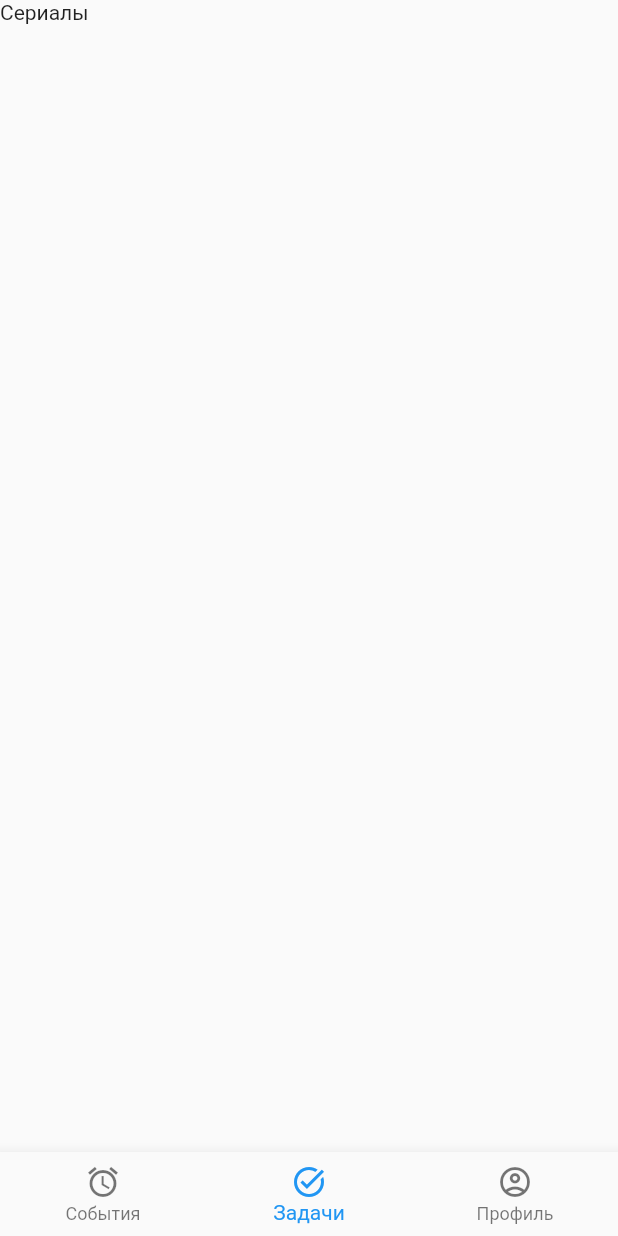
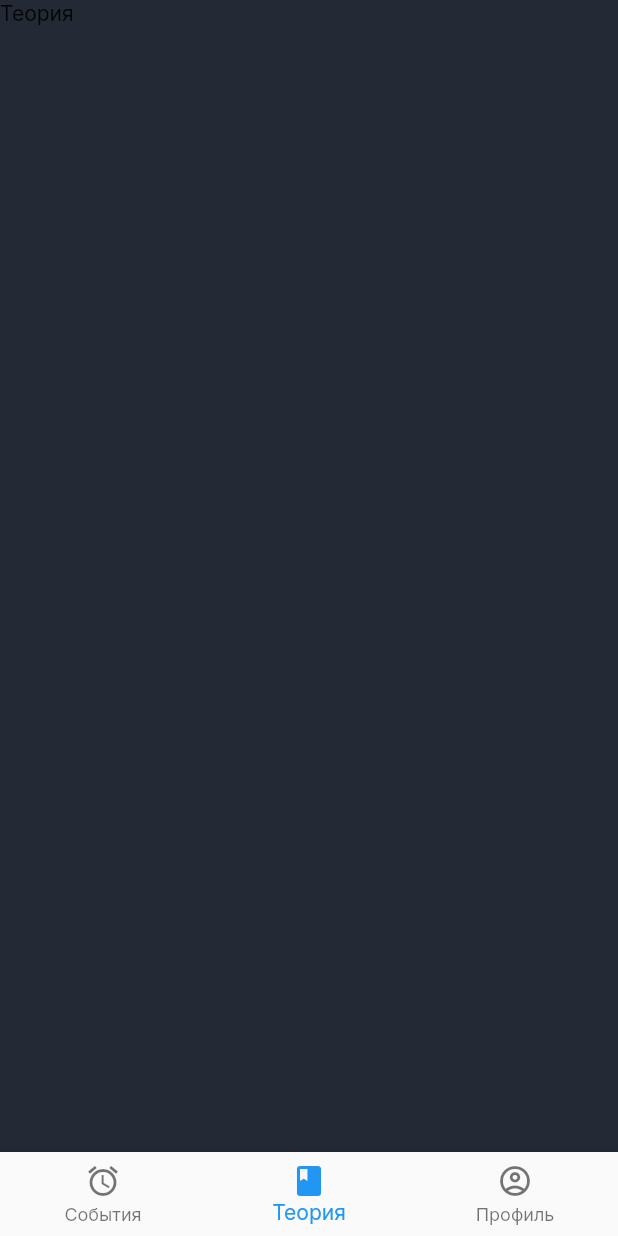
Before and after one commit to VARWA/EESTech-Challenge, a Flutter app: the screen it shows after launch, item 2 of the bottom bar chosen, on a phone screen of 412 x 824 dp. Run offline on Flutter 3.47's test engine with Material 2 defaults, Android fonts, the phone set to English and light mode, and no system bars; our stand-ins replace google_fonts.

```diff
--- a/lib/main_screen/main_screen_widget.dart
+++ b/lib/main_screen/main_screen_widget.dart
@@ -28,17 +28,21 @@ class _MainScreenWidgetState extends State<MainScreenWidget> {
         index: _selectedTab,
         children: [
           EventsMainScreen(),
-          Text("Сериалы"),
+          // Text("Задачи"),
+          Text("Теория"),
           UserInfoWidget(),
         ],
       ),
       bottomNavigationBar: BottomNavigationBar(
         currentIndex: _selectedTab,
         items: [
-          BottomNavigationBarItem(icon: Icon(Icons.access_alarm_outlined), label: 'События'),
-          BottomNavigationBarItem(icon: Icon(Icons.task_alt_outlined), label: "Задачи"),
-          BottomNavigationBarItem(icon: Icon(Icons.account_circle_outlined), label: "Профиль"),
-
+          BottomNavigationBarItem(
+              icon: Icon(Icons.access_alarm_outlined), label: 'События'),
+          // BottomNavigationBarItem(
+          //     icon: Icon(Icons.task_alt_outlined), label: "Задачи"),
+          BottomNavigationBarItem(icon: Icon(Icons.book), label: "Теория"),
+          BottomNavigationBarItem(
+              icon: Icon(Icons.account_circle_outlined), label: "Профиль"),
         ],
         onTap: onSelectedTab,
       ),
--- a/lib/my_app/app.dart
+++ b/lib/my_app/app.dart
@@ -1,6 +1,7 @@
 import 'package:eestech_challenge_app/main_screen/main_screen_widget.dart';
 import 'package:eestech_challenge_app/user_info/user_info_widget.dart';
 import 'package:flutter/material.dart';
+import 'package:google_fonts/google_fonts.dart';
 
 import '../events_screen/event_screen_info.dart';
 
@@ -18,7 +19,9 @@ class MyApp extends StatelessWidget {
       }},
       initialRoute: '/main_screen/',
       theme: ThemeData(
-        primarySwatch: Colors.blue,
+        scaffoldBackgroundColor: const Color(0xff232935),
+        textTheme: GoogleFonts.interTextTheme(),
+
       ),
       home: Container(color: Colors.red),
     );
```
Also changed, not shown: lib/events_screen/events_main_screen_widget.dart (+1 -17 lines), pubspec.yaml (+5 -4 lines), pubspec.lock.
